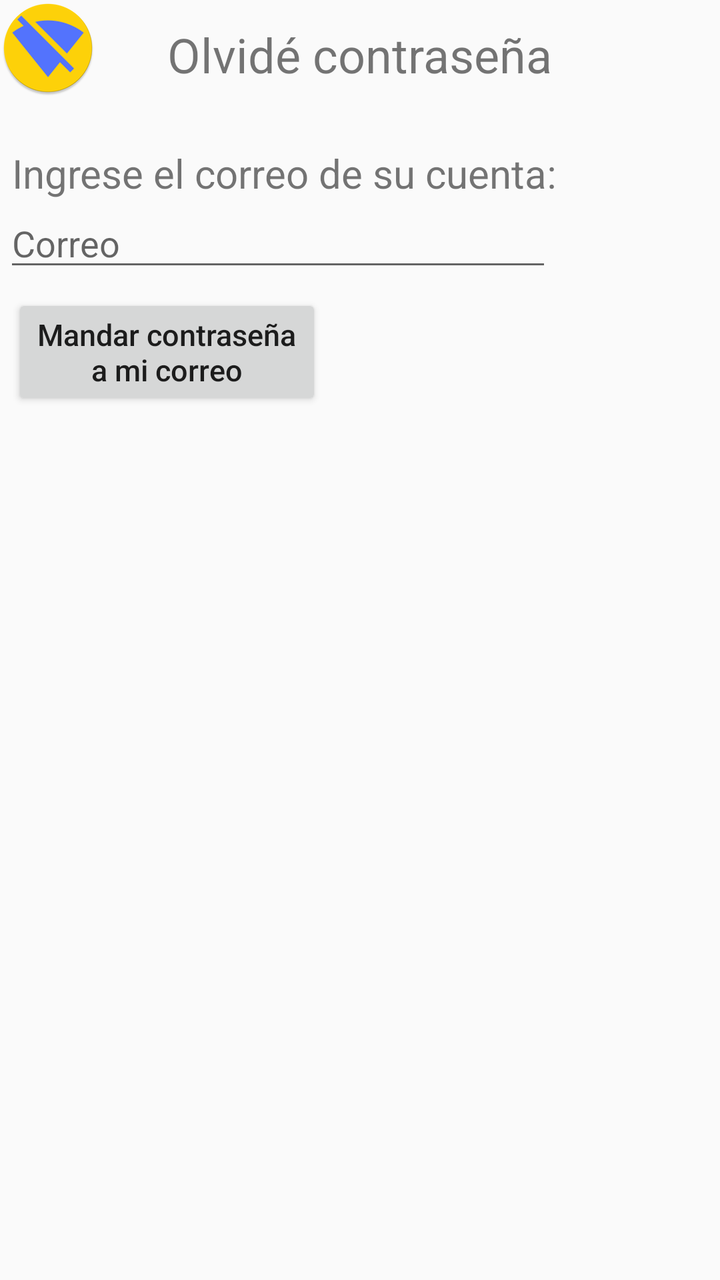
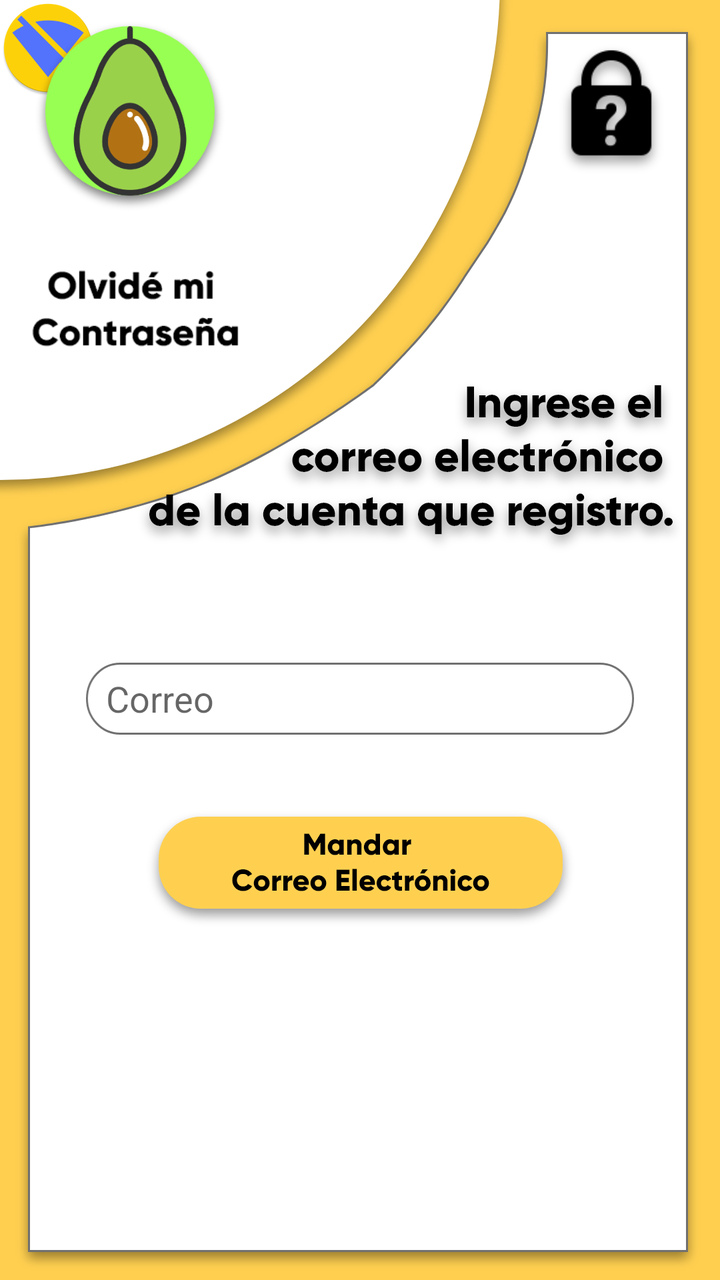

The first picture is an Android layout as it rendered before a commit; the second is the same layout after the commit. The layout source and the unified diff follow.
<!-- AndroidManifest.xml: application theme AppTheme -->
<!-- res/layout/activity_olvide_password.xml -->
<?xml version="1.0" encoding="utf-8"?>
<RelativeLayout xmlns:android="http://schemas.android.com/apk/res/android"
    xmlns:app="http://schemas.android.com/apk/res-auto"
    xmlns:tools="http://schemas.android.com/tools"
    android:layout_width="match_parent"
    android:layout_height="match_parent"
    tools:context=".OlvidePassword">

    <ImageButton
        android:id="@+id/activity_olvide_password_nowifibutton"
        android:layout_width="wrap_content"
        android:layout_height="wrap_content"
        android:layout_alignParentStart="true"
        android:layout_alignParentTop="true"
        android:background="@drawable/circleshape"
        app:srcCompat="@mipmap/ic_nowifi" />

    <TextView
        android:id="@+id/activity_olvide_password_instruccionemail"
        android:layout_width="wrap_content"
        android:layout_height="wrap_content"
        android:layout_alignParentStart="true"
        android:layout_alignParentTop="true"
        android:layout_marginStart="6dp"
        android:layout_marginTop="73dp"
        android:text="Ingrese el correo de su cuenta:"
        android:textSize="20sp" />

    <TextView
        android:id="@+id/activity_olvide_password_titulo"
        android:layout_width="wrap_content"
        android:layout_height="wrap_content"
        android:layout_alignParentTop="true"
        android:layout_centerHorizontal="true"
        android:layout_marginTop="11dp"
        android:text="Olvidé contraseña"
        android:textSize="24sp" />

    <EditText
        android:id="@+id/activity_olvide_password_correoedittext"
        android:layout_width="274dp"
        android:layout_height="wrap_content"
        android:layout_below="@+id/activity_olvide_password_instruccionemail"
        android:layout_alignStart="@+id/activity_olvide_password_titulo"
        android:layout_marginStart="-82dp"
        android:layout_marginTop="-1dp"
        android:ems="10"
        android:hint="Correo"
        android:inputType="textEmailAddress" />

    <Button
        android:id="@+id/activity_olvide_password_mandarcorreobutton"
        android:layout_width="155dp"
        android:layout_height="wrap_content"
        android:layout_alignParentStart="true"
        android:layout_alignParentTop="true"
        android:layout_marginStart="6dp"
        android:layout_marginTop="147dp"
        android:text="Mandar contraseña a mi correo"
        android:textAllCaps="false"
        android:textSize="15sp" />

</RelativeLayout>
<!-- resources referenced by this layout -->
<resources>
  <!-- drawable circleshape (drawable) -->
  <?xml version="1.0" encoding="utf-8"?>
  <shape xmlns:android="http://schemas.android.com/apk/res/android"
      android:innerRadius="0dp"
      android:shape="ring"
      android:thickness="40dp"
      android:useLevel="false">
  </shape>
  <!-- mipmap ic_nowifi: png bitmap (mipmap-hdpi, 3419 bytes) -->
  <style name="AppTheme" parent="Theme.AppCompat.Light.NoActionBar">
          
          <item name="colorPrimary">@color/colorPrimary</item>
          <item name="colorPrimaryDark">@color/colorPrimaryDark</item>
          <item name="colorAccent">@color/colorAccent</item>
      </style>
  <color name="colorPrimary">#8BC34A</color>
  <color name="colorPrimaryDark">#FFD050</color>
  <color name="colorAccent">#FFEB3B</color>
</resources>

<!-- the commit's change to res/layout/activity_olvide_password.xml (unified diff, before → after) -->
@@ -1,9 +1,10 @@
 <?xml version="1.0" encoding="utf-8"?>
-<RelativeLayout xmlns:android="http://schemas.android.com/apk/res/android"
+<android.support.constraint.ConstraintLayout xmlns:android="http://schemas.android.com/apk/res/android"
     xmlns:app="http://schemas.android.com/apk/res-auto"
     xmlns:tools="http://schemas.android.com/tools"
     android:layout_width="match_parent"
     android:layout_height="match_parent"
+    android:background="@drawable/olvidemicontra"
     tools:context=".OlvidePassword">
 
     <ImageButton
@@ -15,49 +16,108 @@
         android:background="@drawable/circleshape"
         app:srcCompat="@mipmap/ic_nowifi" />
 
-    <TextView
-        android:id="@+id/activity_olvide_password_instruccionemail"
+    <EditText
+        android:id="@+id/activity_olvide_password_correoedittext"
+        android:layout_width="274dp"
+        android:layout_height="wrap_content"
+
+        android:layout_marginStart="8dp"
+        android:layout_marginTop="8dp"
+        android:layout_marginEnd="8dp"
+        android:layout_marginBottom="8dp"
+        android:ems="10"
+        android:hint="Correo"
+        android:background="@drawable/entradax"
+        android:paddingLeft="10dp"
+        android:inputType="textEmailAddress"
+        app:layout_constraintBottom_toBottomOf="parent"
+        app:layout_constraintEnd_toEndOf="parent"
+        app:layout_constraintStart_toStartOf="parent"
+        app:layout_constraintTop_toTopOf="parent"
+        app:layout_constraintVertical_bias="0.55" />
+
+    <Button
+        android:id="@+id/activity_olvide_password_mandarcorreobutton"
         android:layout_width="wrap_content"
         android:layout_height="wrap_content"
         android:layout_alignParentStart="true"
         android:layout_alignParentTop="true"
-        android:layout_marginStart="6dp"
-        android:layout_marginTop="73dp"
-        android:text="Ingrese el correo de su cuenta:"
-        android:textSize="20sp" />
+        android:layout_marginStart="8dp"
+        android:layout_marginTop="8dp"
+        android:layout_marginEnd="8dp"
+        android:layout_marginBottom="8dp"
+        android:background="@drawable/botoncorreomandar"
+        android:textAllCaps="false"
+        android:textSize="15sp"
+        app:layout_constraintBottom_toBottomOf="parent"
+        app:layout_constraintEnd_toEndOf="parent"
+        app:layout_constraintHorizontal_bias="0.502"
+        app:layout_constraintStart_toStartOf="parent"
+        app:layout_constraintTop_toTopOf="parent"
+        app:layout_constraintVertical_bias="0.704" />
 
-    <TextView
-        android:id="@+id/activity_olvide_password_titulo"
+    <ImageView
+        android:id="@+id/imageView22"
         android:layout_width="wrap_content"
         android:layout_height="wrap_content"
-        android:layout_alignParentTop="true"
-        android:layout_centerHorizontal="true"
-        android:layout_marginTop="11dp"
-        android:text="Olvidé contraseña"
-        android:textSize="24sp" />
+        android:layout_marginStart="8dp"
+        android:layout_marginTop="8dp"
+        android:layout_marginEnd="8dp"
+        android:layout_marginBottom="8dp"
+        app:layout_constraintBottom_toBottomOf="parent"
+        app:layout_constraintEnd_toEndOf="parent"
+        app:layout_constraintHorizontal_bias="0.906"
+        app:layout_constraintStart_toStartOf="parent"
+        app:layout_constraintTop_toTopOf="parent"
+        app:layout_constraintVertical_bias="0.331"
+        app:srcCompat="@drawable/ingreseelcorreoqueregistro" />
 
-    <EditText
-        android:id="@+id/activity_olvide_password_correoedittext"
-        android:layout_width="274dp"
+    <ImageView
+        android:id="@+id/imageView23"
+        android:layout_width="wrap_content"
         android:layout_height="wrap_content"
-        android:layout_below="@+id/activity_olvide_password_instruccionemail"
-        android:layout_alignStart="@+id/activity_olvide_password_titulo"
-        android:layout_marginStart="-82dp"
-        android:layout_marginTop="-1dp"
-        android:ems="10"
-        android:hint="Correo"
-        android:inputType="textEmailAddress" />
+        android:layout_marginStart="8dp"
+        android:layout_marginTop="8dp"
+        android:layout_marginEnd="8dp"
+        android:layout_marginBottom="8dp"
+        app:layout_constraintBottom_toBottomOf="parent"
+        app:layout_constraintEnd_toEndOf="parent"
+        app:layout_constraintHorizontal_bias="0.972"
+        app:layout_constraintStart_toStartOf="parent"
+        app:layout_constraintTop_toTopOf="parent"
+        app:layout_constraintVertical_bias="0.016"
+        app:srcCompat="@drawable/candadoolvide" />
 
-    <Button
-        android:id="@+id/activity_olvide_password_mandarcorreobutton"
-        android:layout_width="155dp"
-        android:layout_height="wrap_content"
-        android:layout_alignParentStart="true"
-        android:layout_alignParentTop="true"
-        android:layout_marginStart="6dp"
-        android:layout_marginTop="147dp"
-        android:text="Mandar contraseña a mi correo"
-        android:textAllCaps="false"
-        android:textSize="15sp" />
+    <ImageView
+        android:id="@+id/imageView24"
+        android:layout_width="100dp"
+        android:layout_height="100dp"
+        android:layout_marginStart="8dp"
+        android:layout_marginTop="8dp"
+        android:layout_marginEnd="8dp"
+        android:layout_marginBottom="8dp"
+        app:layout_constraintBottom_toBottomOf="parent"
+        app:layout_constraintEnd_toEndOf="parent"
+        app:layout_constraintHorizontal_bias="0.029"
+        app:layout_constraintStart_toStartOf="parent"
+        app:layout_constraintTop_toTopOf="parent"
+        app:layout_constraintVertical_bias="0.0"
+        app:srcCompat="@drawable/logoaguacate" />
 
-</RelativeLayout>
+    <ImageView
+        android:id="@+id/imageView26"
+        android:layout_width="105dp"
+        android:layout_height="65dp"
+        android:layout_marginStart="8dp"
+        android:layout_marginTop="8dp"
+        android:layout_marginEnd="8dp"
+        android:layout_marginBottom="8dp"
+        app:layout_constraintBottom_toBottomOf="parent"
+        app:layout_constraintEnd_toEndOf="parent"
+        app:layout_constraintHorizontal_bias="0.03"
+        app:layout_constraintStart_toStartOf="parent"
+        app:layout_constraintTop_toTopOf="parent"
+        app:layout_constraintVertical_bias="0.205"
+        app:srcCompat="@drawable/olvidecontrasena" />
+
+</android.support.constraint.ConstraintLayout>
<!-- resource entries referenced after the edit -->
@@ -1,5 +1,7 @@
 <!-- resources referenced by this layout -->
 <resources>
+  <!-- drawable botoncorreomandar: png bitmap (drawable-hdpi, 6921 bytes) -->
+  <!-- drawable candadoolvide: png bitmap (drawable-hdpi, 3423 bytes) -->
   <!-- drawable circleshape (drawable) -->
   <?xml version="1.0" encoding="utf-8"?>
   <shape xmlns:android="http://schemas.android.com/apk/res/android"
@@ -8,6 +10,11 @@
       android:thickness="40dp"
       android:useLevel="false">
   </shape>
+  <!-- drawable entradax: png bitmap (drawable-hdpi, 2328 bytes) -->
+  <!-- drawable ingreseelcorreoqueregistro: png bitmap (drawable-hdpi, 19139 bytes) -->
+  <!-- drawable logoaguacate: png bitmap (drawable-hdpi, 14362 bytes) -->
+  <!-- drawable olvidecontrasena: png bitmap (drawable-hdpi, 1592 bytes) -->
+  <!-- drawable olvidemicontra: png bitmap (drawable-hdpi, 23591 bytes) -->
   <!-- mipmap ic_nowifi: png bitmap (mipmap-hdpi, 3419 bytes) -->
   <style name="AppTheme" parent="Theme.AppCompat.Light.NoActionBar">
           
